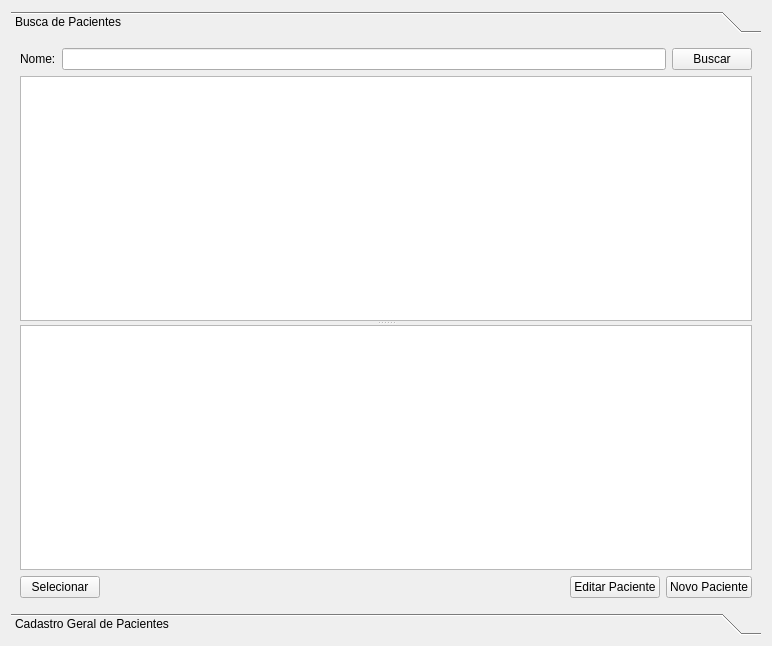
LCapanelli/RP3, file GUI/patient.ui: the form before one commit.
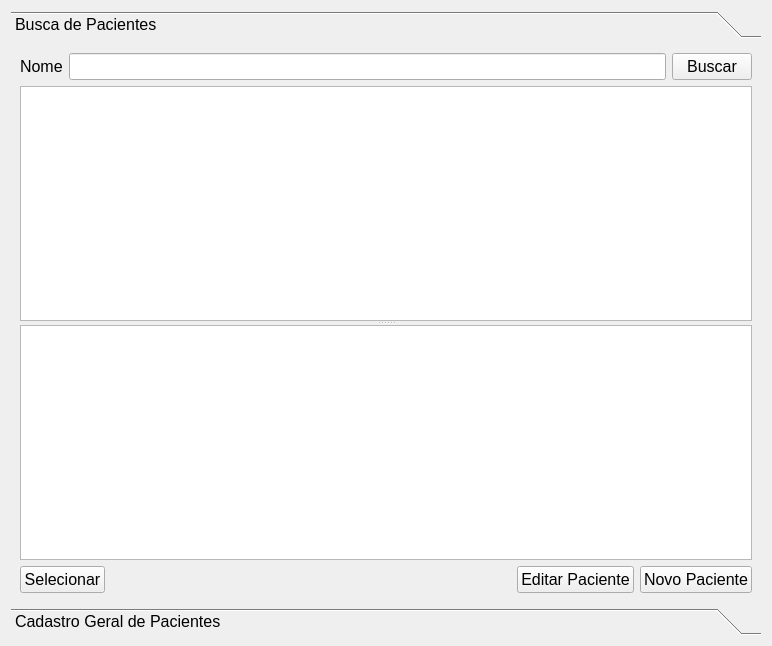
The form after the commit. The open tabs and pages were chosen to show the change.

The edit to the form file:
```diff
--- a/GUI/patient.ui
+++ b/GUI/patient.ui
@@ -10,6 +10,11 @@
     <height>646</height>
    </rect>
   </property>
+  <property name="font">
+   <font>
+    <pointsize>12</pointsize>
+   </font>
+  </property>
   <property name="windowTitle">
    <string>Form</string>
   </property>
@@ -31,7 +36,7 @@
         <x>0</x>
         <y>0</y>
         <width>754</width>
-        <height>566</height>
+        <height>562</height>
        </rect>
       </property>
       <attribute name="label">
@@ -43,7 +48,7 @@
          <item>
           <widget class="QLabel" name="lb_nomeP">
            <property name="text">
-            <string>Nome:</string>
+            <string>Nome</string>
            </property>
           </widget>
          </item>
```
Left out of the diff: 4 changed lines with no effect on the pictures.
